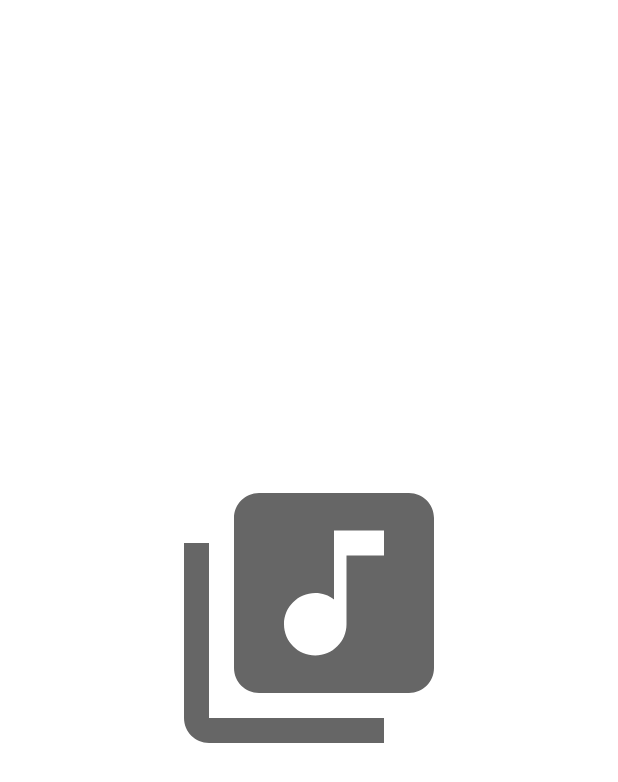
After one commit to GuilhermeSilva8/sons-para-estudar, an Android app: the Splash screen opened directly, with no data from a screen before it, on a phone screen of 412 x 824 dp. The commit adds this screen. Shown: the top 782 px of the screen. Run offline under Robolectric (Android 15) with nearby library versions, the light colour scheme and no system bars.

Commit message:
Implementação da Splash Screen

```diff
--- a/app/src/main/AndroidManifest.xml
+++ b/app/src/main/AndroidManifest.xml
@@ -10,14 +10,19 @@
         android:supportsRtl="true"
         android:theme="@style/Theme.SonsParaEstudar">
         <activity
-            android:name=".MainActivity"
-            android:exported="true">
+            android:name=".Splash"
+            android:exported="true"
+            android:theme="@style/Theme.Splash">
             <intent-filter>
                 <action android:name="android.intent.action.MAIN" />
 
                 <category android:name="android.intent.category.LAUNCHER" />
             </intent-filter>
         </activity>
+        <activity
+            android:name=".MainActivity"
+            android:exported="true">
+        </activity>
     </application>
 
 </manifest>
--- /dev/null
+++ b/app/src/main/java/com/example/sonsparaestudar/Splash.kt
@@ -0,0 +1,21 @@
+package com.example.sonsparaestudar
+
+import android.content.Intent
+import androidx.appcompat.app.AppCompatActivity
+import android.os.Bundle
+import android.os.Handler
+import android.os.Looper
+
+class Splash : AppCompatActivity() {
+    override fun onCreate(savedInstanceState: Bundle?) {
+        super.onCreate(savedInstanceState)
+        setContentView(R.layout.activity_splash)
+
+        val handler = Handler(Looper.getMainLooper())
+        handler.postDelayed({
+            val intent = Intent(this, MainActivity::class.java)
+            startActivity(intent)
+            finish()
+        }, 3000)
+    }
+}
--- /dev/null
+++ b/app/src/main/res/drawable/ic_logo_music.xml
@@ -0,0 +1,10 @@
+<vector xmlns:android="http://schemas.android.com/apk/res/android"
+    android:width="24dp"
+    android:height="24dp"
+    android:viewportWidth="24"
+    android:viewportHeight="24"
+    android:tint="?attr/colorControlNormal">
+  <path
+      android:fillColor="@android:color/white"
+      android:pathData="M20,2L8,2c-1.1,0 -2,0.9 -2,2v12c0,1.1 0.9,2 2,2h12c1.1,0 2,-0.9 2,-2L22,4c0,-1.1 -0.9,-2 -2,-2zM18,7h-3v5.5c0,1.38 -1.12,2.5 -2.5,2.5S10,13.88 10,12.5s1.12,-2.5 2.5,-2.5c0.57,0 1.08,0.19 1.5,0.51L14,5h4v2zM4,6L2,6v14c0,1.1 0.9,2 2,2h14v-2L4,20L4,6z"/>
+</vector>
--- /dev/null
+++ b/app/src/main/res/layout/activity_splash.xml
@@ -0,0 +1,21 @@
+<?xml version="1.0" encoding="utf-8"?>
+<androidx.constraintlayout.widget.ConstraintLayout xmlns:android="http://schemas.android.com/apk/res/android"
+    xmlns:app="http://schemas.android.com/apk/res-auto"
+    xmlns:tools="http://schemas.android.com/tools"
+    android:layout_width="match_parent"
+    android:layout_height="match_parent"
+    android:background="@color/white"
+    tools:context=".Splash">
+
+    <ImageView
+        android:id="@+id/ivLogo"
+        android:layout_width="200dp"
+        android:layout_height="200dp"
+        android:src="@drawable/ic_logo_music"
+        app:layout_constraintBottom_toBottomOf="parent"
+        app:layout_constraintEnd_toEndOf="parent"
+        app:layout_constraintHorizontal_bias="0.5"
+        app:layout_constraintStart_toStartOf="parent"
+        app:layout_constraintTop_toTopOf="parent" />
+
+</androidx.constraintlayout.widget.ConstraintLayout>
--- a/app/src/main/res/values/themes.xml
+++ b/app/src/main/res/values/themes.xml
@@ -13,4 +13,18 @@
         <item name="android:statusBarColor" tools:targetApi="l">?attr/colorPrimaryVariant</item>
         <!-- Customize your theme here. -->
     </style>
+
+    <style name="Theme.Splash" parent="Theme.MaterialComponents.DayNight.NoActionBar">
+        <!-- Primary brand color. -->
+        <item name="colorPrimary">@color/purple_500</item>
+        <item name="colorPrimaryVariant">@color/purple_700</item>
+        <item name="colorOnPrimary">@color/white</item>
+        <!-- Secondary brand color. -->
+        <item name="colorSecondary">@color/teal_200</item>
+        <item name="colorSecondaryVariant">@color/teal_700</item>
+        <item name="colorOnSecondary">@color/black</item>
+        <!-- Status bar color. -->
+        <item name="android:statusBarColor" tools:targetApi="l">@color/white</item>
+        <!-- Customize your theme here. -->
+    </style>
 </resources>
```
